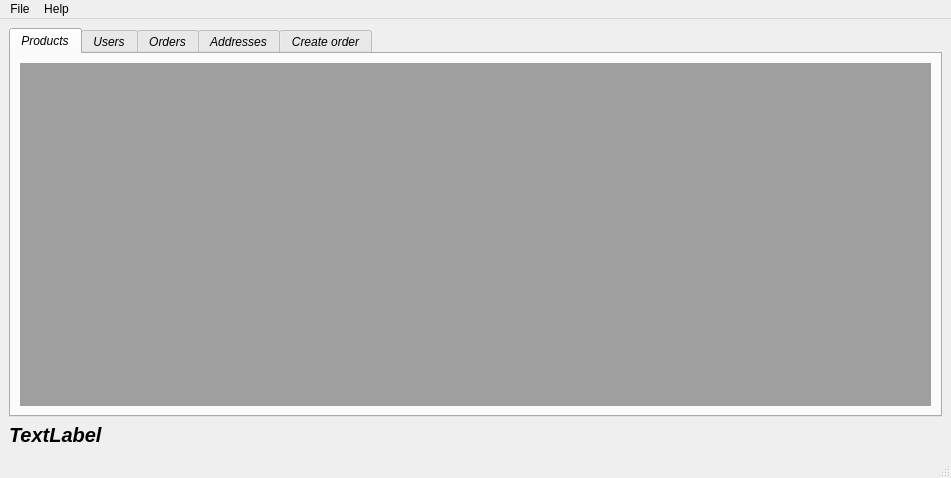
Before: the Qt Designer form mainwindow.ui in gustavosinbandera1/mayorga_db, drawn with Qt 5.
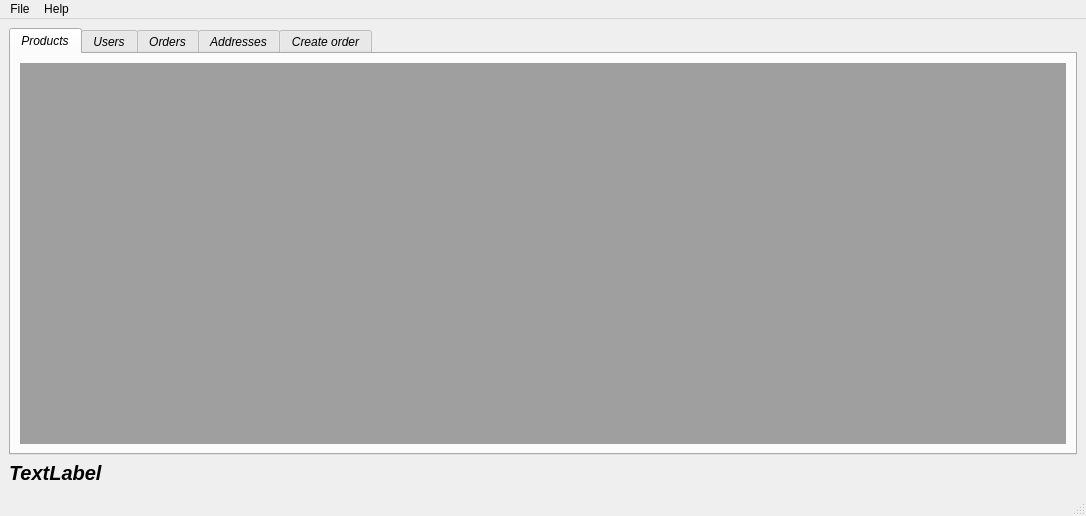
After: the same form once the commit is applied. The open tabs and pages were chosen to show the change.

The edit to the form file:
```diff
--- a/mainwindow.ui
+++ b/mainwindow.ui
@@ -6,8 +6,8 @@
    <rect>
     <x>0</x>
     <y>0</y>
-    <width>951</width>
-    <height>478</height>
+    <width>1086</width>
+    <height>516</height>
    </rect>
   </property>
   <property name="windowTitle">
@@ -128,7 +128,7 @@
     <rect>
      <x>0</x>
      <y>0</y>
-     <width>951</width>
+     <width>1086</width>
      <height>22</height>
     </rect>
    </property>
```
Left out of the diff: 2 changed lines with no effect on the pictures.
